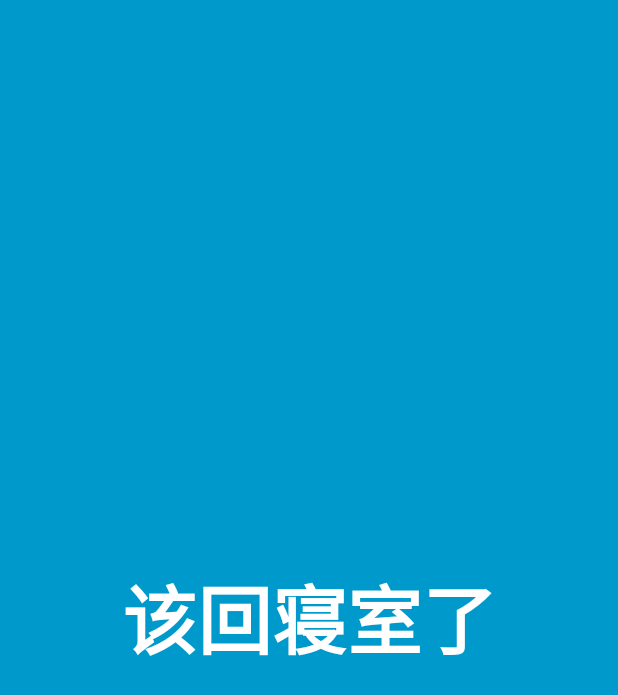
After one commit to siweituxin-whursgis/Route-NightRun, an Android app: the AlertActivity screen opened directly, with no data from a screen before it, on a phone screen of 412 x 824 dp. The commit adds this screen. Shown: the top 695 px of the screen. Run offline under Robolectric (Android 15) with nearby library versions, the phone set to English and light mode, and no system bars; 3 statements that could not run were skipped.

Commit message:
添加了闹钟界面

```diff
--- /dev/null
+++ b/app/src/main/java/com/example/huyigong/route_nightrun/AlertActivity.java
@@ -0,0 +1,199 @@
+package com.example.huyigong.route_nightrun;
+
+import android.annotation.SuppressLint;
+import android.media.MediaPlayer;
+import android.media.Ringtone;
+import android.media.RingtoneManager;
+import android.net.Uri;
+import android.support.v7.app.ActionBar;
+import android.support.v7.app.AppCompatActivity;
+import android.os.Bundle;
+import android.os.Handler;
+import android.view.MotionEvent;
+import android.view.View;
+
+/**
+ * An example full-screen activity that shows and hides the system UI (i.e.
+ * status bar and navigation/system bar) with user interaction.
+ */
+public class AlertActivity extends AppCompatActivity {
+    /**
+     * Whether or not the system UI should be auto-hidden after
+     * {@link #AUTO_HIDE_DELAY_MILLIS} milliseconds.
+     */
+    private static final boolean AUTO_HIDE = true;
+
+    /**
+     * If {@link #AUTO_HIDE} is set, the number of milliseconds to wait after
+     * user interaction before hiding the system UI.
+     */
+    private static final int AUTO_HIDE_DELAY_MILLIS = 3000;
+
+    /**
+     * Some older devices needs a small delay between UI widget updates
+     * and a change of the status and navigation bar.
+     */
+    private static final int UI_ANIMATION_DELAY = 300;
+    private final Handler mHideHandler = new Handler();
+    private View mContentView;
+    private final Runnable mHidePart2Runnable = new Runnable() {
+        @SuppressLint("InlinedApi")
+        @Override
+        public void run() {
+            // Delayed removal of status and navigation bar
+
+            // Note that some of these constants are new as of API 16 (Jelly Bean)
+            // and API 19 (KitKat). It is safe to use them, as they are inlined
+            // at compile-time and do nothing on earlier devices.
+            mContentView.setSystemUiVisibility(View.SYSTEM_UI_FLAG_LOW_PROFILE
+                    | View.SYSTEM_UI_FLAG_FULLSCREEN
+                    | View.SYSTEM_UI_FLAG_LAYOUT_STABLE
+                    | View.SYSTEM_UI_FLAG_IMMERSIVE_STICKY
+                    | View.SYSTEM_UI_FLAG_LAYOUT_HIDE_NAVIGATION
+                    | View.SYSTEM_UI_FLAG_HIDE_NAVIGATION);
+        }
+    };
+    private View mControlsView;
+    private final Runnable mShowPart2Runnable = new Runnable() {
+        @Override
+        public void run() {
+            // Delayed display of UI elements
+            ActionBar actionBar = getSupportActionBar();
+            if (actionBar != null) {
+                actionBar.show();
+            }
+            mControlsView.setVisibility(View.VISIBLE);
+        }
+    };
+    private boolean mVisible;
+    private final Runnable mHideRunnable = new Runnable() {
+        @Override
+        public void run() {
+            hide();
+        }
+    };
+    /**
+     * Touch listener to use for in-layout UI controls to delay hiding the
+     * system UI. This is to prevent the jarring behavior of controls going away
+     * while interacting with activity UI.
+     */
+    private final View.OnTouchListener mDelayHideTouchListener = new View.OnTouchListener() {
+        @Override
+        public boolean onTouch(View view, MotionEvent motionEvent) {
+            if (AUTO_HIDE) {
+                delayedHide(AUTO_HIDE_DELAY_MILLIS);
+            }
+            return false;
+        }
+    };
+
+    MediaPlayer mediaPlayer;
+
+    @Override
+    protected void onCreate(Bundle savedInstanceState) {
+        super.onCreate(savedInstanceState);
+
+        setContentView(R.layout.activity_alert);
+
+        mVisible = true;
+        mControlsView = findViewById(R.id.fullscreen_content_controls);
+        mContentView = findViewById(R.id.fullscreen_content);
+
+
+        // Set up the user interaction to manually show or hide the system UI.
+        mContentView.setOnClickListener(new View.OnClickListener() {
+            @Override
+            public void onClick(View view) {
+                toggle();
+            }
+        });
+
+        // Upon interacting with UI controls, delay any scheduled hide()
+        // operations to prevent the jarring behavior of controls going away
+        // while interacting with the UI.
+        findViewById(R.id.dummy_button).setOnTouchListener(mDelayHideTouchListener);
+
+        // 播放铃声
+        mediaPlayer = MediaPlayer.create(getApplicationContext(), getDefaultRingtoneUri(RingtoneManager.TYPE_RINGTONE));
+        mediaPlayer.setLooping(true);
+        mediaPlayer.start();
+    }
+
+    /**
+     * 获取默认铃声
+     * @param type 类型
+     * @return 铃声
+     */
+    public Ringtone getDefaultRingtone(int type) {
+        return RingtoneManager.getRingtone(getApplicationContext(),
+                RingtoneManager.getActualDefaultRingtoneUri(getApplicationContext(), type));
+    }
+
+    /**
+     * 获取默认铃声URI
+     * @param type 铃声类型
+     * @return 铃声URI
+     */
+    public Uri getDefaultRingtoneUri(int type) {
+        return RingtoneManager.getActualDefaultRingtoneUri(getApplicationContext(), type);
+    }
+
+    @Override
+    protected void onPostCreate(Bundle savedInstanceState) {
+        super.onPostCreate(savedInstanceState);
+
+        // Trigger the initial hide() shortly after the activity has been
+        // created, to briefly hint to the user that UI controls
+        // are available.
+        delayedHide(100);
+    }
+
+    private void toggle() {
+        if (mVisible) {
+            hide();
+        } else {
+            show();
+        }
+    }
+
+    private void hide() {
+        // Hide UI first
+        ActionBar actionBar = getSupportActionBar();
+        if (actionBar != null) {
+            actionBar.hide();
+        }
+        mControlsView.setVisibility(View.GONE);
+        mVisible = false;
+
+        // Schedule a runnable to remove the status and navigation bar after a delay
+        mHideHandler.removeCallbacks(mShowPart2Runnable);
+        mHideHandler.postDelayed(mHidePart2Runnable, UI_ANIMATION_DELAY);
+    }
+
+    @SuppressLint("InlinedApi")
+    private void show() {
+        // Show the system bar
+        mContentView.setSystemUiVisibility(View.SYSTEM_UI_FLAG_LAYOUT_FULLSCREEN
+                | View.SYSTEM_UI_FLAG_LAYOUT_HIDE_NAVIGATION);
+        mVisible = true;
+
+        // Schedule a runnable to display UI elements after a delay
+        mHideHandler.removeCallbacks(mHidePart2Runnable);
+        mHideHandler.postDelayed(mShowPart2Runnable, UI_ANIMATION_DELAY);
+    }
+
+    /**
+     * Schedules a call to hide() in [delay] milliseconds, canceling any
+     * previously scheduled calls.
+     */
+    private void delayedHide(int delayMillis) {
+        mHideHandler.removeCallbacks(mHideRunnable);
+        mHideHandler.postDelayed(mHideRunnable, delayMillis);
+    }
+
+    @Override
+    protected void onStop() {
+        super.onStop();
+        mediaPlayer.stop();
+    }
+}
--- /dev/null
+++ b/app/src/main/res/layout/activity_alert.xml
@@ -0,0 +1,50 @@
+<FrameLayout xmlns:android="http://schemas.android.com/apk/res/android"
+    xmlns:tools="http://schemas.android.com/tools"
+    android:layout_width="match_parent"
+    android:layout_height="match_parent"
+    android:background="#0099cc"
+    tools:context="com.example.huyigong.route_nightrun.AlertActivity">
+
+    <!-- The primary full-screen view. This can be replaced with whatever view
+         is needed to present your content, e.g. VideoView, SurfaceView,
+         TextureView, etc. -->
+    <TextView
+        android:id="@+id/fullscreen_content"
+        android:layout_width="match_parent"
+        android:layout_height="match_parent"
+        android:gravity="center"
+        android:keepScreenOn="true"
+        android:text="该回寝室了"
+        android:textColor="@android:color/primary_text_dark_nodisable"
+        android:textSize="50sp"
+        android:textStyle="bold" />
+
+    <!-- This FrameLayout insets its children based on system windows using
+         android:fitsSystemWindows. -->
+    <FrameLayout
+        android:layout_width="match_parent"
+        android:layout_height="match_parent"
+        android:fitsSystemWindows="true">
+
+        <LinearLayout
+            android:id="@+id/fullscreen_content_controls"
+            style="?metaButtonBarStyle"
+            android:layout_width="match_parent"
+            android:layout_height="wrap_content"
+            android:layout_gravity="bottom|center_horizontal"
+            android:background="@color/black_overlay"
+            android:orientation="horizontal"
+            tools:ignore="UselessParent">
+
+            <Button
+                android:id="@+id/close_alart_button"
+                style="?metaButtonBarButtonStyle"
+                android:layout_width="0dp"
+                android:layout_height="wrap_content"
+                android:layout_weight="1"
+                android:text="知道了" />
+
+        </LinearLayout>
+    </FrameLayout>
+
+</FrameLayout>
--- a/app/src/main/res/values/strings.xml
+++ b/app/src/main/res/values/strings.xml
@@ -27,6 +27,8 @@
     <string name="title_notifications">Notifications</string>
     <string name="title_activity_night__run">Night_Run</string>
     <string name="title_activity_night__running">Night_Running</string>
+
+    <string name="title_activity_alert">AlertActivity</string>
     <string name="title_activity_night_running">NightRunningActivity</string>
     <string name="action_settings">Settings</string>
     <string name="section_format">Hello World from section: %1$d</string>
```
Also changed, not shown: app/src/main/AndroidManifest.xml (+7 -2 lines), app/src/main/java/com/example/huyigong/route_nightrun/AlarmReceiver.java (added, +18 -0 lines), app/src/main/java/com/example/huyigong/route_nightrun/RunningSafeFragment.java (+0 -10 lines).
